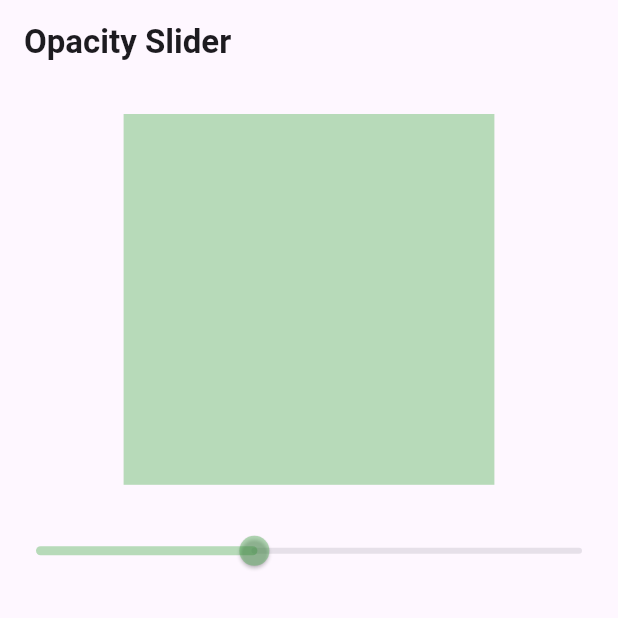
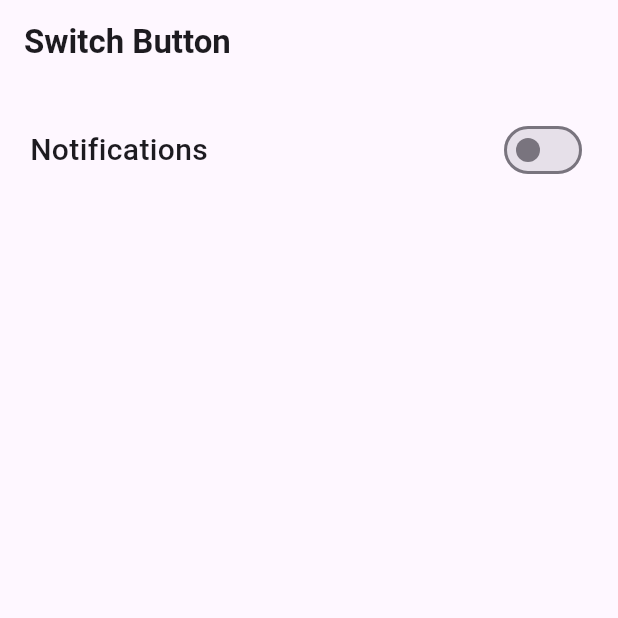
Before and after one commit to shakeebkhan66/learngetxtutorials, a Flutter app: the screen it shows after launch, on a phone screen of 412 x 824 dp, the top half of it. Run offline on Flutter 3.47's test engine with Material 3 defaults, Android fonts, the phone set to English and light mode, and no system bars; our stand-ins replace get.

Commit message:
switch button implementation done by using getx

```diff
--- a/lib/main.dart
+++ b/lib/main.dart
@@ -3,6 +3,7 @@ import 'package:get/get.dart';
 import 'package:learngetx/home_screen.dart';
 import 'package:learngetx/screen_one.dart';
 import 'package:learngetx/statemanagement/counter_screen.dart';
+import 'package:learngetx/switchbutton/switch_button_screen.dart';
 import 'package:learngetx/utils/languages.dart';
 import 'change_language_screen.dart';
 import 'learnresponsiveness_concept_screen.dart';
@@ -19,11 +20,11 @@ class MyApp extends StatelessWidget {
   Widget build(BuildContext context) {
     return GetMaterialApp(
       debugShowCheckedModeBanner: false,
-      home: const OpacitySliderScreen(),
+      home: const SwitchButtonScreen(),
       translations: Languages(),
       locale: const Locale('en', 'US'),
       getPages: [
-        GetPage(name: '/', page: () => const OpacitySliderScreen()),
+        GetPage(name: '/', page: () => const SwitchButtonScreen()),
         GetPage(name: '/screen', page: () => ScreenOne())
       ],
     );
--- /dev/null
+++ b/lib/switchbutton/switch_button_screen.dart
@@ -0,0 +1,56 @@
+import 'package:flutter/material.dart';
+import 'package:get/get.dart';
+import 'package:learngetx/switchbutton/switch_controller.dart';
+
+class SwitchButtonScreen extends StatefulWidget {
+  const SwitchButtonScreen({super.key});
+
+  @override
+  State<SwitchButtonScreen> createState() => _SwitchButtonScreenState();
+}
+
+class _SwitchButtonScreenState extends State<SwitchButtonScreen> {
+  SwitchController switchController = Get.put(SwitchController());
+
+  @override
+  Widget build(BuildContext context) {
+    return Scaffold(
+      appBar: AppBar(
+        title: const Text(
+          "Switch Button",
+          style: TextStyle(fontWeight: FontWeight.bold),
+        ),
+      ),
+      body: Column(
+        children: [
+          const SizedBox(
+            height: 20,
+          ),
+          Padding(
+            padding: const EdgeInsets.symmetric(horizontal: 20),
+            child: Row(
+              mainAxisAlignment: MainAxisAlignment.spaceBetween,
+              children: [
+                const Text(
+                  "Notifications",
+                  style: TextStyle(fontWeight: FontWeight.w500, fontSize: 20),
+                ),
+                Obx(
+                  () => Switch(
+                    value: switchController.notifications.value,
+                    onChanged: (value) {
+                      switchController.switchChanger(value);
+                    },
+                  ),
+                )
+              ],
+            ),
+          ),
+          const SizedBox(
+            height: 20,
+          ),
+        ],
+      ),
+    );
+  }
+}
--- /dev/null
+++ b/lib/switchbutton/switch_controller.dart
@@ -0,0 +1,9 @@
+import 'package:get/get.dart';
+
+class SwitchController extends GetxController{
+  RxBool notifications = false.obs;
+
+  switchChanger(bool value){
+    notifications.value = value;
+  }
+}
```
